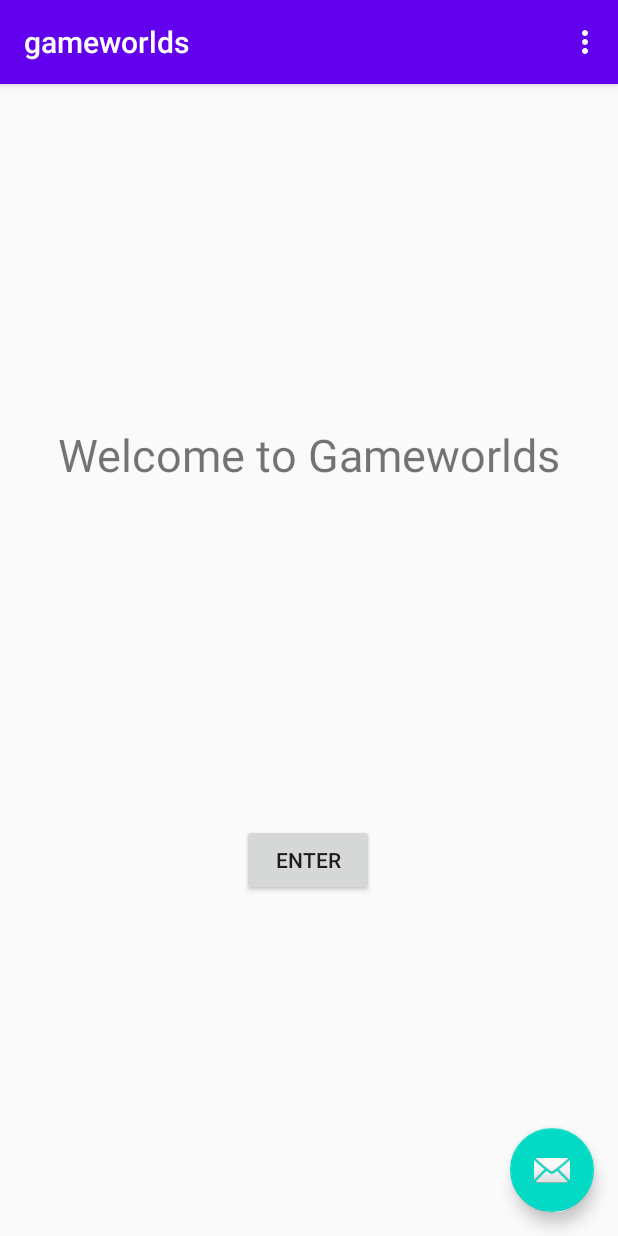
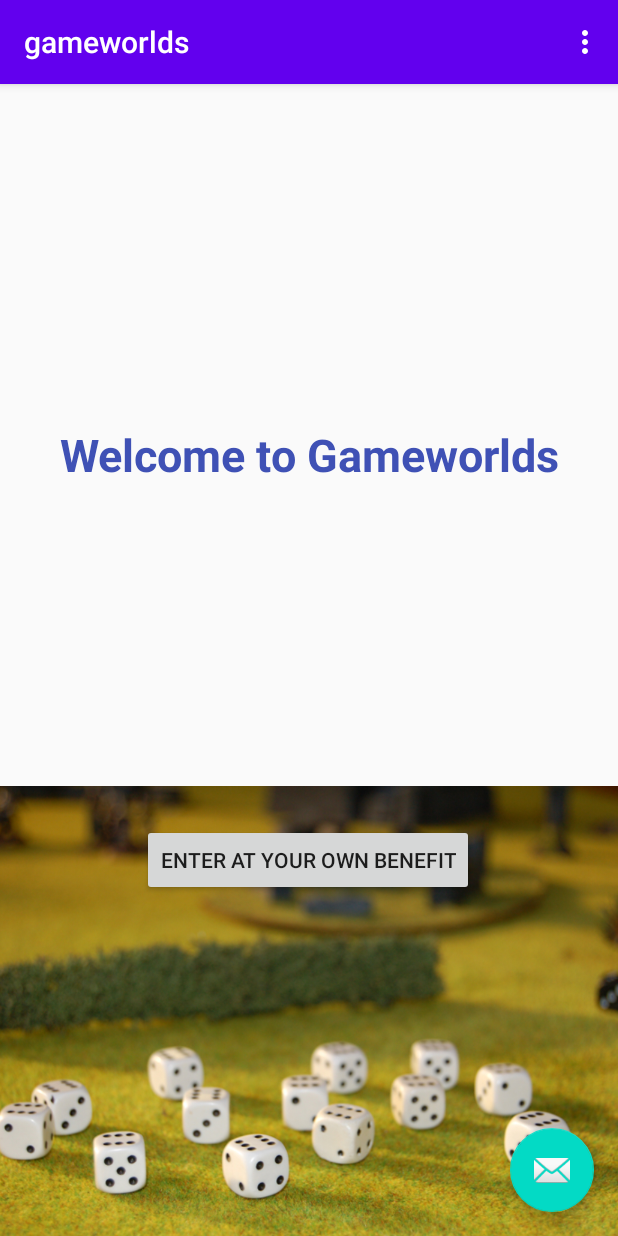
Before and after one commit to moxy923/gameworlds, an Android app: the screen it shows after launch (MainActivity), on a phone screen of 412 x 824 dp. Run offline under Robolectric (Android 15) with nearby library versions, the phone set to English and light mode, and no system bars.

Commit message:
New front background

```diff
--- a/app/src/main/res/layout/fragment_first.xml
+++ b/app/src/main/res/layout/fragment_first.xml
@@ -11,7 +11,10 @@
         android:layout_width="wrap_content"
         android:layout_height="wrap_content"
         android:text="Welcome to Gameworlds"
+        android:textColor="#3F51B5"
         android:textSize="30sp"
+        android:textStyle="bold"
+        android:typeface="sans"
         app:layout_constraintBottom_toTopOf="@id/button_first"
         app:layout_constraintEnd_toEndOf="parent"
         app:layout_constraintStart_toStartOf="parent"
@@ -21,10 +24,20 @@
         android:id="@+id/button_first"
         android:layout_width="wrap_content"
         android:layout_height="wrap_content"
-        android:text="Enter"
+        android:text="Enter at Your Own Benefit"
         app:layout_constraintBottom_toBottomOf="parent"
         app:layout_constraintEnd_toEndOf="parent"
         app:layout_constraintHorizontal_bias="0.498"
         app:layout_constraintStart_toStartOf="parent"
         app:layout_constraintTop_toBottomOf="@id/textview_first" />
+
+    <ImageView
+        android:id="@+id/imageView"
+        android:layout_width="0dp"
+        android:layout_height="300dp"
+        android:scaleType="centerCrop"
+        android:src="@drawable/main_background_dice"
+        app:layout_constraintBottom_toBottomOf="parent"
+        app:layout_constraintEnd_toEndOf="parent"
+        app:layout_constraintStart_toStartOf="parent" />
 </androidx.constraintlayout.widget.ConstraintLayout>
```
Also changed, not shown: app/src/main/res/drawable/main_background_dice.jpg (added).
